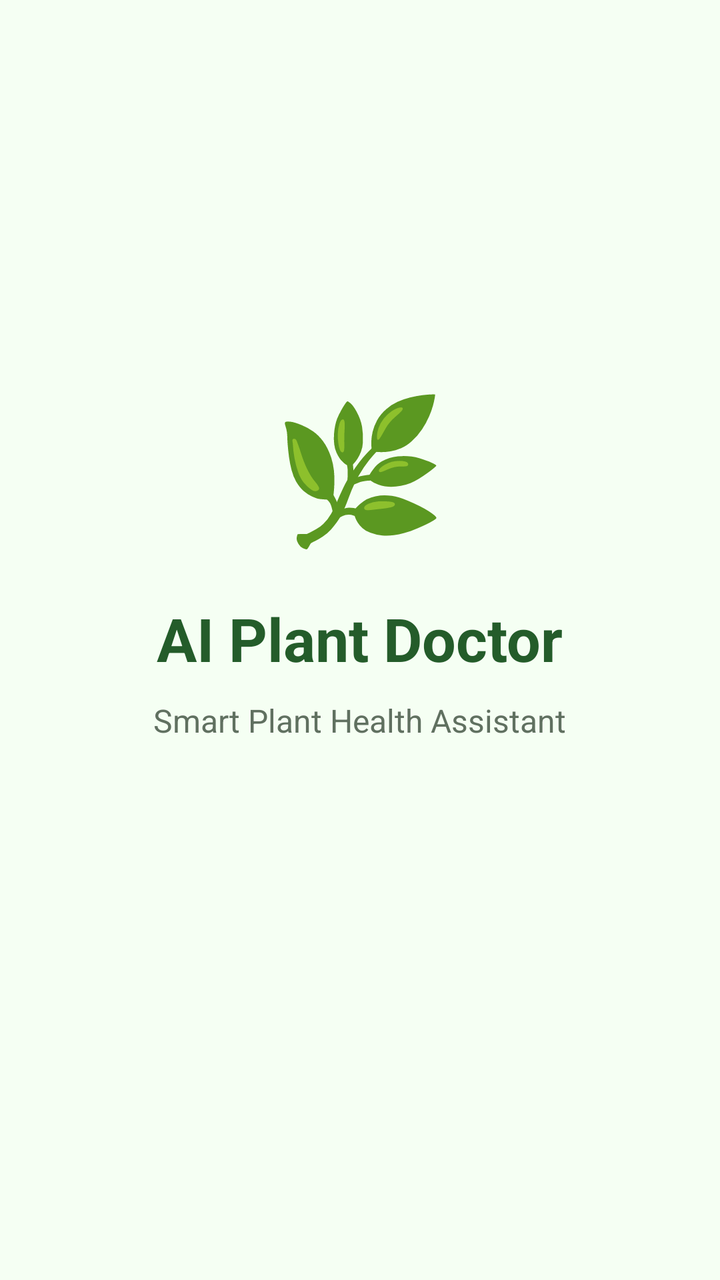
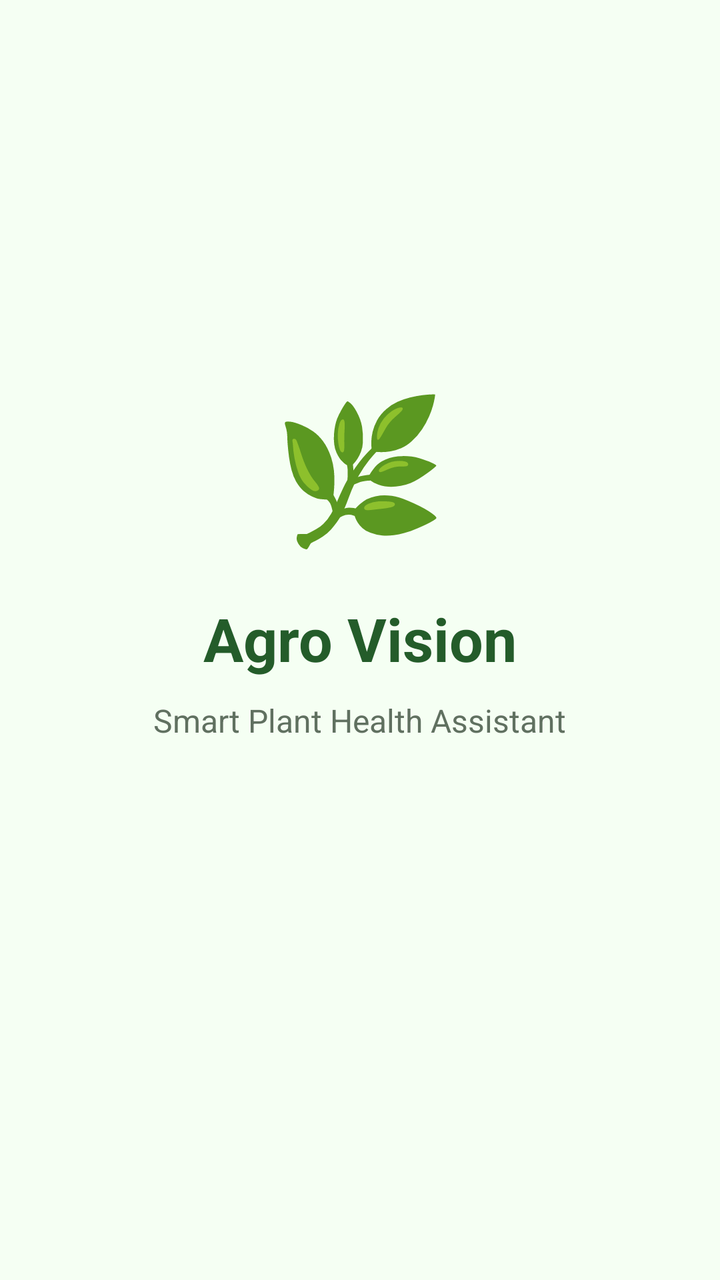

Compare the two renders of this Android layout. The source of the first and the diff that turns it into the second are given below.
<!-- AndroidManifest.xml: application theme Theme.AIPlantDoctor -->
<!-- res/layout/activity_splash.xml -->
<?xml version="1.0" encoding="utf-8"?>
<LinearLayout
    xmlns:android="http://schemas.android.com/apk/res/android"
    android:layout_width="match_parent"
    android:layout_height="match_parent"
    android:orientation="vertical"
    android:gravity="center"
    android:padding="30dp"
    android:background="#F5FFF3">

    <TextView
        android:layout_width="wrap_content"
        android:layout_height="wrap_content"
        android:text="🌿"
        android:textSize="70sp" />

    <TextView
        android:layout_width="wrap_content"
        android:layout_height="wrap_content"
        android:layout_marginTop="20dp"
        android:text="AI Plant Doctor"
        android:textSize="30sp"
        android:textStyle="bold"
        android:textColor="#245C2A" />

    <TextView
        android:layout_width="wrap_content"
        android:layout_height="wrap_content"
        android:layout_marginTop="10dp"
        android:text="Smart Plant Health Assistant"
        android:textSize="16sp"
        android:textColor="#607060" />

    <ProgressBar
        android:layout_width="wrap_content"
        android:layout_height="wrap_content"
        android:layout_marginTop="35dp" />

</LinearLayout>
<!-- resources referenced by this layout -->
<resources>
  <style name="Theme.AIPlantDoctor" parent="Base.Theme.AIPlantDoctor" />
  <style name="Base.Theme.AIPlantDoctor" parent="Theme.Material3.DayNight.NoActionBar">
          
          
      </style>
</resources>

<!-- the commit's change to res/layout/activity_splash.xml (unified diff, before → after) -->
@@ -18,7 +18,7 @@
         android:layout_width="wrap_content"
         android:layout_height="wrap_content"
         android:layout_marginTop="20dp"
-        android:text="AI Plant Doctor"
+        android:text="Agro Vision"
         android:textSize="30sp"
         android:textStyle="bold"
         android:textColor="#245C2A" />
